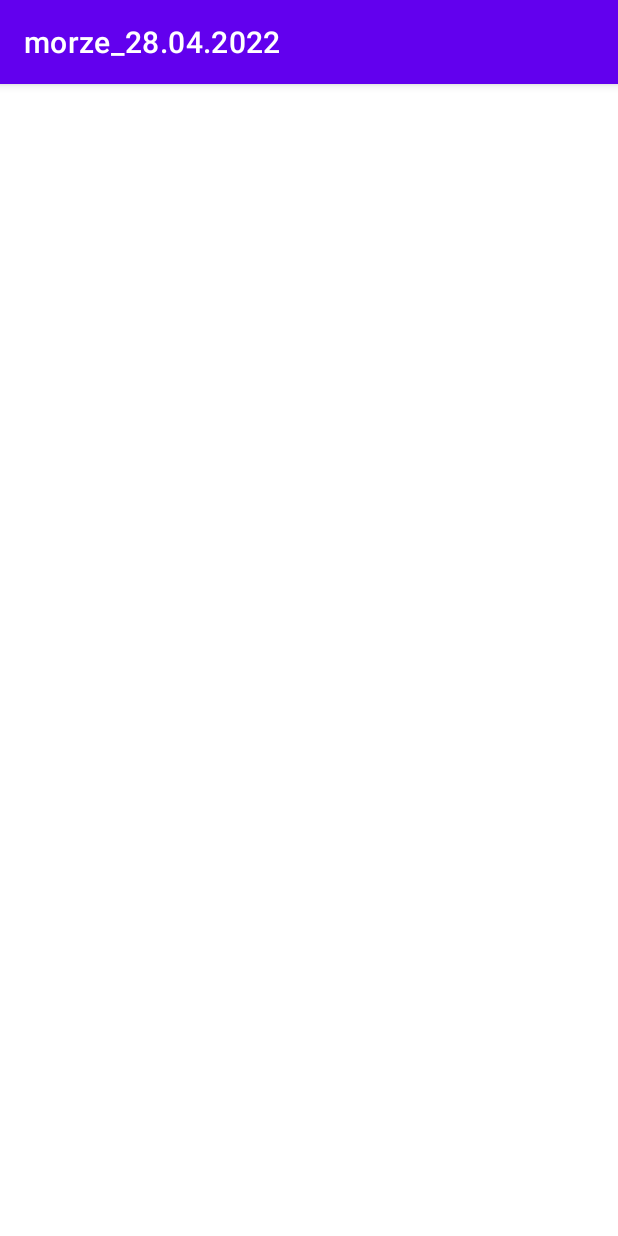
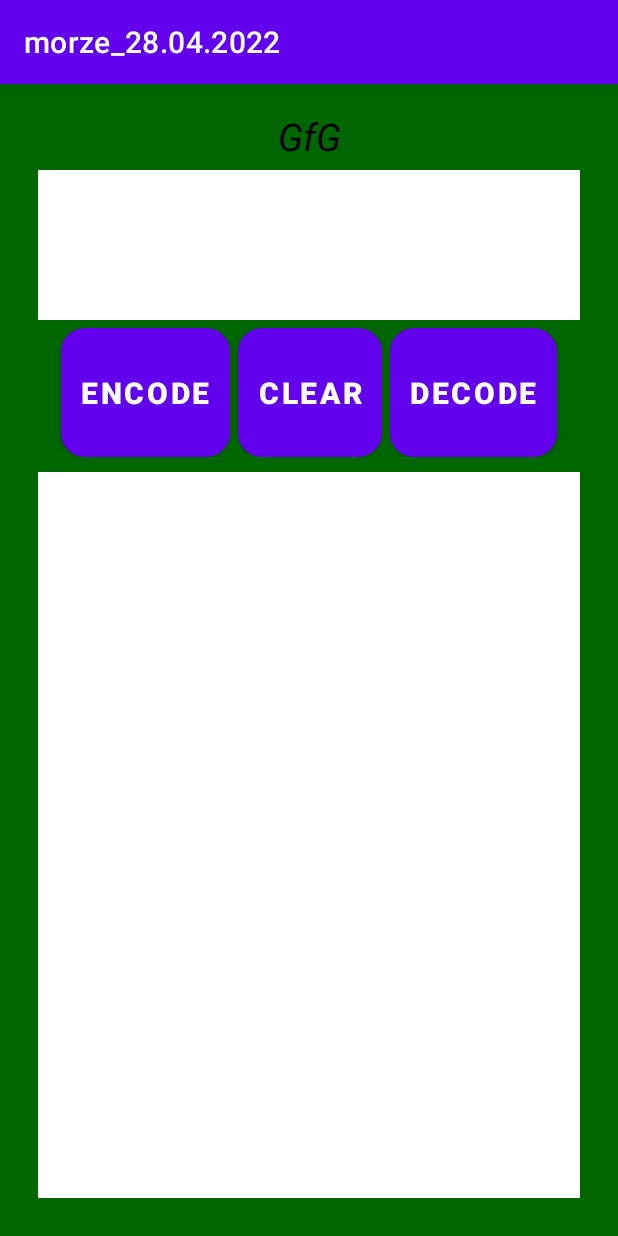
Before and after one commit to nikmois/android_morze_code_translator, an Android app: the MainActivity2 screen opened directly, with no data from a screen before it, on a phone screen of 412 x 824 dp. Run offline under Robolectric (Android 15) with nearby library versions, the phone set to English and light mode, and no system bars.

Commit message:
added functionality for morse translation

```diff
--- a/app/src/main/java/com/example/morze_28042022/MainActivity2.kt
+++ b/app/src/main/java/com/example/morze_28042022/MainActivity2.kt
@@ -2,10 +2,243 @@ package com.example.morze_28042022
 
 import androidx.appcompat.app.AppCompatActivity
 import android.os.Bundle
+import android.view.View
+import android.widget.Button
+import android.widget.EditText
 
 class MainActivity2 : AppCompatActivity() {
     override fun onCreate(savedInstanceState: Bundle?) {
         super.onCreate(savedInstanceState)
         setContentView(R.layout.activity_main2)
+
+        // Assign variables
+        val etinput = findViewById<EditText>(R.id.etinput)
+        val etoutput = findViewById<EditText>(R.id.etoutput)
+        val btnDecode = findViewById<Button>(R.id.btndecode)
+        val btnEncode = findViewById<Button>(R.id.btnencode)
+        val btnclear = findViewById<Button>(R.id.btnclear)
+
+
+        // initializing string arrays
+        val AlphaNumeric = arrayOfNulls<String>(37)
+
+        // string array for storing alphabets and numbers
+        val AlphaNumeric1 = arrayOfNulls<String>(37)
+
+        // string array for storing corresponding morse code
+        // assigning alphabets to the string array Alphanumeric[]
+        AlphaNumeric[0] = "A"
+        AlphaNumeric[1] = "B"
+        AlphaNumeric[2] = "C"
+        AlphaNumeric[3] = "D"
+        AlphaNumeric[4] = "E"
+        AlphaNumeric[5] = "F"
+        AlphaNumeric[6] = "G"
+        AlphaNumeric[7] = "H"
+        AlphaNumeric[8] = "I"
+        AlphaNumeric[9] = "J"
+        AlphaNumeric[10] = "K"
+        AlphaNumeric[11] = "L"
+        AlphaNumeric[12] = "M"
+        AlphaNumeric[13] = "N"
+        AlphaNumeric[14] = "O"
+        AlphaNumeric[15] = "P"
+        AlphaNumeric[16] = "Q"
+        AlphaNumeric[17] = "R"
+        AlphaNumeric[18] = "S"
+        AlphaNumeric[19] = "T"
+        AlphaNumeric[20] = "U"
+        AlphaNumeric[21] = "V"
+        AlphaNumeric[22] = "W"
+        AlphaNumeric[23] = "X"
+        AlphaNumeric[24] = "Y"
+        AlphaNumeric[25] = "Z"
+        AlphaNumeric[26] = "0"
+        AlphaNumeric[27] = "1"
+        AlphaNumeric[28] = "2"
+        AlphaNumeric[29] = "3"
+        AlphaNumeric[30] = "4"
+        AlphaNumeric[31] = "5"
+        AlphaNumeric[32] = "6"
+        AlphaNumeric[33] = "7"
+        AlphaNumeric[34] = "8"
+        AlphaNumeric[35] = "9"
+        AlphaNumeric[36] = " "
+
+        // assigning the corresponding morse code
+        // for each letter and number to
+        // Alphanumeric1[] array
+        AlphaNumeric1[0] = ".-"
+        AlphaNumeric1[1] = "-..."
+        AlphaNumeric1[2] = "-.-."
+        AlphaNumeric1[3] = "-.."
+        AlphaNumeric1[4] = "."
+        AlphaNumeric1[5] = "..-."
+        AlphaNumeric1[6] = "--."
+        AlphaNumeric1[7] = "...."
+        AlphaNumeric1[8] = ".."
+        AlphaNumeric1[9] = ".---"
+        AlphaNumeric1[10] = "-.-"
+        AlphaNumeric1[11] = ".-.."
+        AlphaNumeric1[12] = "--"
+        AlphaNumeric1[13] = "-."
+        AlphaNumeric1[14] = "---"
+        AlphaNumeric1[15] = ".--."
+        AlphaNumeric1[16] = "--.-"
+        AlphaNumeric1[17] = ".-."
+        AlphaNumeric1[18] = "..."
+        AlphaNumeric1[19] = "-"
+        AlphaNumeric1[20] = "..-"
+        AlphaNumeric1[21] = "...-"
+        AlphaNumeric1[22] = ".--"
+        AlphaNumeric1[23] = "-..-"
+        AlphaNumeric1[24] = "-.--"
+        AlphaNumeric1[25] = "--.."
+        AlphaNumeric1[26] = "-----"
+        AlphaNumeric1[27] = ".----"
+        AlphaNumeric1[28] = "..---"
+        AlphaNumeric1[29] = "...--"
+        AlphaNumeric1[30] = "....-"
+        AlphaNumeric1[31] = "....."
+        AlphaNumeric1[32] = "-...."
+        AlphaNumeric1[33] = "--..."
+        AlphaNumeric1[34] = "---.."
+        AlphaNumeric1[35] = "----."
+        AlphaNumeric1[36] = "/"
+        btnEncode.setOnClickListener(View.OnClickListener {
+
+            val input = etinput.getText().toString()
+            var output = ""
+
+
+            val l = input.length
+
+
+            var i: Int
+            var j: Int
+            i = 0
+            while (i < l) {
+
+
+                val ch = input.substring(i, i + 1)
+
+
+                j = 0
+                while (j < 37) {
+                    if (ch.equals(AlphaNumeric[j], ignoreCase = true)) {
+
+
+                        output = output + AlphaNumeric1[j] + " "
+                    }
+                    j++
+                }
+                i++
+            }
+
+
+            etoutput.setText(output)
+        })
+
+        /*    btnvibrate.setOnClickListener {
+
+            }*/
+
+
+        btnclear.setOnClickListener(View.OnClickListener {
+
+
+            etinput.setText("")
+
+
+            etoutput.setText("")
+        })
+        btnDecode.setOnClickListener(View.OnClickListener {
+
+            val input1 = etinput.getText().toString()
+
+
+            val input = "$input1 "
+
+
+            val l = input.length
+
+
+            var i: Int
+            var j: Int
+            var p = 0
+
+
+            var pos = 0
+
+
+            var letter = ""
+
+
+            var output = ""
+            i = 0
+            while (i < l) {
+
+
+                var flag = 0
+
+
+                val ch = input.substring(i, i + 1)
+
+
+                if (ch.equals(" ", ignoreCase = true)) {
+
+
+                    p = i
+
+
+                    letter = input.substring(pos, p)
+
+
+                    pos = p + 1
+                    flag = 1
+                }
+                val letter1 = letter.trim { it <= ' ' }
+
+                if (flag == 1) {
+                    j = 0
+                    while (j <= 36) {
+                        if (letter1.equals(AlphaNumeric1[j], ignoreCase = true)) {
+                            output = output + AlphaNumeric[j]
+                            break
+                        }
+                        j++
+                    }
+                }
+                i++
+            }
+
+            etoutput.setText(output)
+
+
+        })
     }
 }
+
+//        val vibrator = this.getSystemService(Context.VIBRATOR_SERVICE) as Vibrator
+//        val canVibrate: Boolean = vibrator.hasVibrator()
+
+//        val dot = 500L
+//        val dash = 1500L
+
+
+//        btnvibrate.setOnClickListener {
+//            if (canVibrate && etoutput.text == ".") {
+//                if (Build.VERSION.SDK_INT >= Build.VERSION_CODES.O) {
+//                    // API 26
+//                    vibrator.vibrate(
+//                        VibrationEffect.createOneShot(
+//                            dot,
+//                            VibrationEffect.DEFAULT_AMPLITUDE
+//                        )
+//                    )
+//                } else {
+//                    // This method was deprecated in API level 26
+//                    vibrator.vibrate(dot)
+//                }
+//        }
+//    }
--- /dev/null
+++ b/app/src/main/res/drawable/mybutton.xml
@@ -0,0 +1,11 @@
+<?xml version="1.0" encoding="utf-8"?>
+<selector xmlns:android="http://schemas.android.com/apk/res/android">
+    <item>
+        <shape android:shape="rectangle">
+            <corners android:radius="15dip" />
+            <stroke android:width="1dip" android:color="#5e7974" />
+            <gradient android:angle="-90" android:endColor="#091037"
+                android:startColor="#0C000E" />
+        </shape>
+    </item>
+</selector>
--- a/app/src/main/res/layout/activity_main2.xml
+++ b/app/src/main/res/layout/activity_main2.xml
@@ -1,9 +1,91 @@
 <?xml version="1.0" encoding="utf-8"?>
-<androidx.constraintlayout.widget.ConstraintLayout xmlns:android="http://schemas.android.com/apk/res/android"
-    xmlns:app="http://schemas.android.com/apk/res-auto"
+<RelativeLayout xmlns:android="http://schemas.android.com/apk/res/android"
     xmlns:tools="http://schemas.android.com/tools"
     android:layout_width="match_parent"
     android:layout_height="match_parent"
-    tools:context=".MainActivity2">
+    android:background="#006600"
+    android:padding="25dp"
+    tools:context=".MainActivity">
 
-</androidx.constraintlayout.widget.ConstraintLayout>
+    <TextView
+        android:id="@+id/tvgfg"
+        android:layout_width="match_parent"
+        android:layout_height="wrap_content"
+        android:layout_marginTop="-8dp"
+        android:gravity="center"
+        android:text="GfG"
+        android:textAlignment="center"
+        android:textColor="#000"
+        android:textSize="25sp"
+        android:textStyle="italic" />
+
+    <EditText
+        android:id="@+id/etinput"
+        android:layout_width="match_parent"
+        android:layout_height="100dp"
+        android:layout_below="@+id/tvgfg"
+        android:layout_marginTop="5dp"
+        android:background="#ffffff"
+        android:gravity="start" />
+
+    <!--edit text to accept the input from the user-->
+    <LinearLayout
+        android:id="@+id/llout"
+        android:layout_width="365dp"
+        android:layout_height="86dp"
+        android:layout_below="@+id/etinput"
+        android:layout_marginTop="5dp"
+        android:gravity="center"
+        android:orientation="horizontal">
+
+        <Button
+            android:id="@+id/btnencode"
+            android:layout_width="wrap_content"
+            android:layout_height="match_parent"
+            android:layout_marginRight="5dp"
+            android:background="@drawable/mybutton"
+            android:padding="13dp"
+            android:text="EnCode"
+            android:textColor="#fff"
+            android:textSize="20sp"
+            android:textStyle="bold" />
+
+        <Button
+            android:id="@+id/btnclear"
+            android:layout_width="wrap_content"
+            android:layout_height="match_parent"
+            android:layout_marginRight="5dp"
+            android:background="@drawable/mybutton"
+            android:padding="13dp"
+            android:text="clear"
+            android:textColor="#fff"
+            android:textSize="20sp"
+            android:textStyle="bold" />
+
+        <Button
+            android:id="@+id/btndecode"
+            android:layout_width="wrap_content"
+            android:layout_height="match_parent"
+            android:background="@drawable/mybutton"
+            android:padding="13dp"
+            android:text="decode"
+            android:textColor="#fff"
+            android:textSize="20sp"
+            android:textStyle="bold" />
+    </LinearLayout>
+
+    <!--edit text to display output to the user.
+        Edit text is used since the user can copy the
+        text easily if he wants to-->
+    <EditText
+        android:id="@+id/etoutput"
+        android:layout_width="match_parent"
+        android:layout_height="match_parent"
+        android:layout_below="@+id/llout"
+        android:layout_marginTop="10dp"
+        android:background="#ffffff"
+        android:gravity="start"
+        android:textSize="20sp"
+        android:textStyle="bold" />
+
+</RelativeLayout>
```
